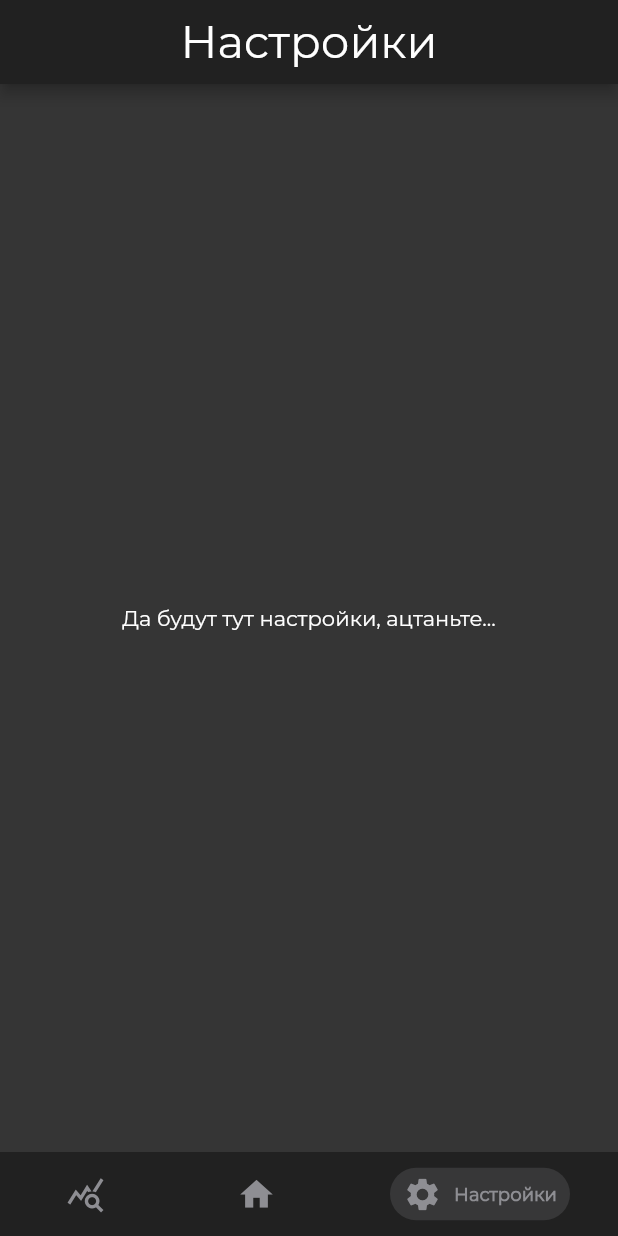
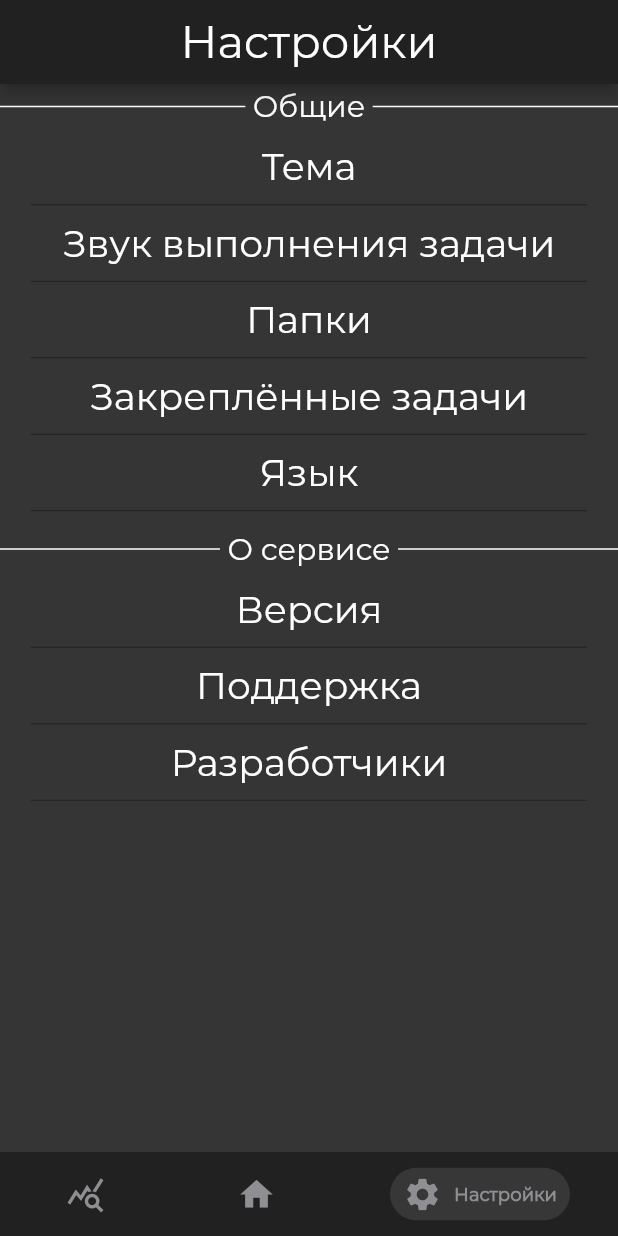
Before and after one commit to meg4cyberc4t/lister, a Flutter app: the screen it shows after launch, item 3 of the bottom bar chosen, on a phone screen of 412 x 824 dp. Run offline on Flutter 3.47's test engine with Material 2 defaults, Android fonts, the phone set to English and light mode, and no system bars; drawn by our look-alikes of persistent_bottom_nav_bar; our stand-ins replace flutter_slidable, hive, hive_flutter, pie_chart; accounts and stored records are empty; project files that could hold a hidden picture were left out.

Commit message:
Каркас настроек

```diff
--- /dev/null
+++ b/lib/components/FolderTitle.dart
@@ -0,0 +1,44 @@
+import 'package:flutter/material.dart';
+import 'package:lister/variables.dart';
+
+class FolderTitle extends StatelessWidget {
+  const FolderTitle({
+    Key? key,
+    required this.title,
+  }) : super(key: key);
+  final title;
+  @override
+  Widget build(BuildContext context) {
+    return Container(
+      height: 30,
+      child: Center(
+        child: Row(
+          crossAxisAlignment: CrossAxisAlignment.center,
+          children: [
+            Flexible(
+              flex: 1,
+              child: Container(
+                height: 1,
+                color: setTextColor,
+              ),
+            ),
+            Padding(
+              padding: const EdgeInsets.symmetric(horizontal: 5),
+              child: Text(
+                title,
+                style: TextStyle(color: setTextColor, fontSize: 20),
+              ),
+            ),
+            Flexible(
+              flex: 1,
+              child: Container(
+                height: 1,
+                color: setTextColor,
+              ),
+            ),
+          ],
+        ),
+      ),
+    );
+  }
+}
--- /dev/null
+++ b/lib/components/MaterialButtonSettings.dart
@@ -0,0 +1,52 @@
+import 'package:flutter/material.dart';
+import 'package:lister/variables.dart';
+
+class MaterialButtonSettings extends StatelessWidget {
+  MaterialButtonSettings({
+    Key? key,
+    required this.title,
+    this.onPressed,
+    this.onLongPress,
+  }) : super(key: key);
+  final title, onPressed, onLongPress;
+  @override
+  Widget build(BuildContext context) {
+    return InkWell(
+      onTap: (onPressed != null) ? () => onPressed() : () {},
+      onLongPress: (onLongPress != null) ? () => onLongPress() : () {},
+      child: Container(
+        padding: EdgeInsets.zero,
+        child: Column(
+          mainAxisSize: MainAxisSize.min,
+          children: [
+            Container(
+              padding: EdgeInsets.zero,
+              child: Center(
+                child: Padding(
+                  padding: const EdgeInsets.all(10),
+                  child: Text(
+                    title,
+                    textDirection: TextDirection.ltr,
+                    textAlign: TextAlign.center,
+                    style: TextStyle(
+                        color: setTextColor,
+                        fontSize: MediaQuery.of(context).size.width < 400
+                            ? MediaQuery.of(context).size.width / 16
+                            : 400 / 16),
+                  ),
+                ),
+              ),
+            ),
+            SizedBox(
+              width: MediaQuery.of(context).size.width * 0.9,
+              child: Divider(
+                height: 1,
+                color: Color(0xFF212121),
+              ),
+            ),
+          ],
+        ),
+      ),
+    );
+  }
+}
--- a/lib/pages/settingsPage.dart
+++ b/lib/pages/settingsPage.dart
@@ -1,4 +1,6 @@
 import 'package:flutter/material.dart';
+import 'package:lister/components/FolderTitle.dart';
+import 'package:lister/components/MaterialButtonSettings.dart';
 import 'package:lister/variables.dart';
 
 class SettingsPage extends StatelessWidget {
@@ -15,11 +17,21 @@ class SettingsPage extends StatelessWidget {
         centerTitle: true,
         backgroundColor: activeColorPrimary,
       ),
-      body: Center(
-        child: Text(
-          'Да будут тут настройки, ацтаньте...',
-          style: TextStyle(color: setTextColor),
-        ),
+      body: ListView(
+        padding: EdgeInsets.zero,
+        children: [
+          FolderTitle(title: 'Общие'),
+          MaterialButtonSettings(title: 'Тема'),
+          MaterialButtonSettings(title: 'Звук выполнения задачи'),
+          MaterialButtonSettings(title: 'Папки'),
+          MaterialButtonSettings(title: 'Закреплённые задачи'),
+          MaterialButtonSettings(title: 'Язык'),
+          SizedBox(height: 10),
+          FolderTitle(title: 'О сервисе'),
+          MaterialButtonSettings(title: 'Версия'),
+          MaterialButtonSettings(title: 'Поддержка'),
+          MaterialButtonSettings(title: 'Разработчики'),
+        ],
       ),
     );
   }
```
Also changed, not shown: 1 other file.
